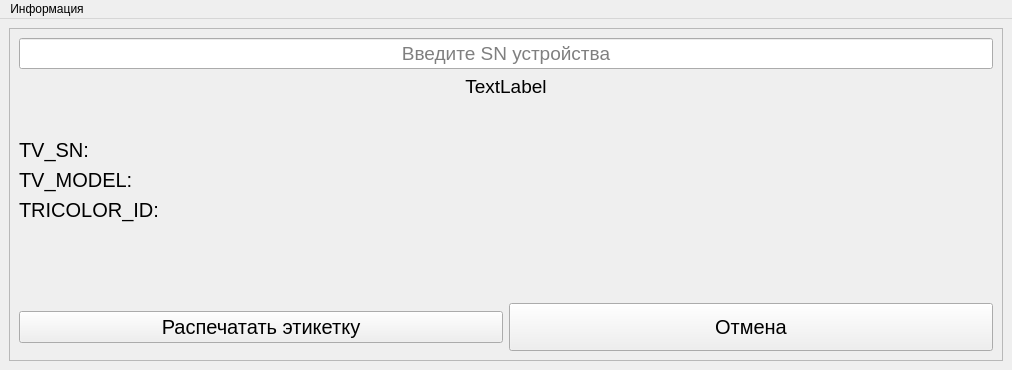
Qt form ui/untitled.ui (Mex93/TricolorDocumentsScans) before a commit.
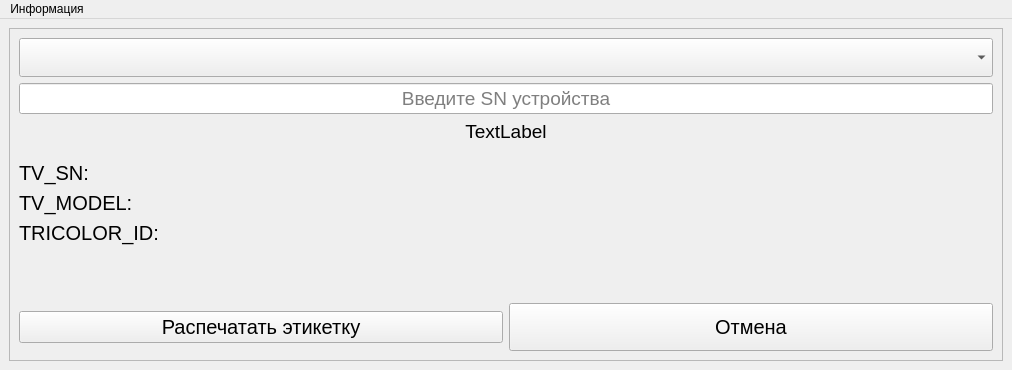
The same form after that commit. Icons and pictures are not drawn.

```diff
--- a/ui/untitled.ui
+++ b/ui/untitled.ui
@@ -40,6 +40,21 @@
        <enum>QFrame::Shadow::Raised</enum>
       </property>
       <layout class="QVBoxLayout" name="verticalLayout_5">
+       <item>
+        <widget class="QComboBox" name="comboBox_model_name">
+         <property name="font">
+          <font>
+           <pointsize>20</pointsize>
+          </font>
+         </property>
+         <property name="editable">
+          <bool>false</bool>
+         </property>
+         <property name="placeholderText">
+          <string/>
+         </property>
+        </widget>
+       </item>
        <item>
         <layout class="QVBoxLayout" name="verticalLayout_4">
          <item>
```
